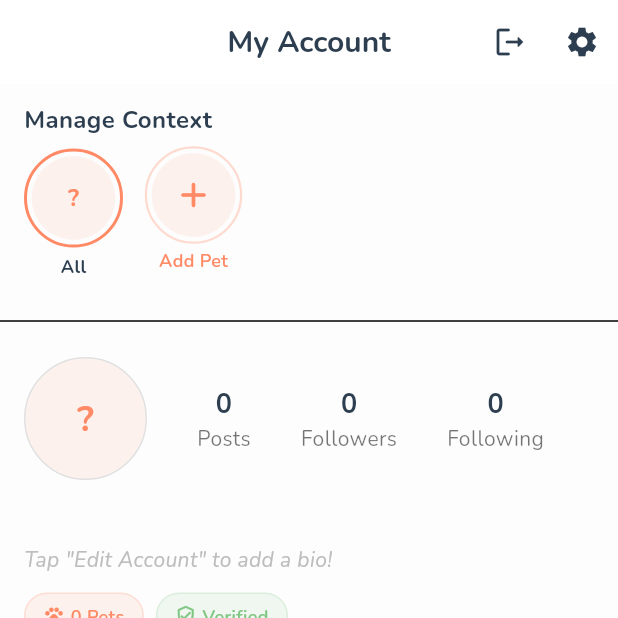
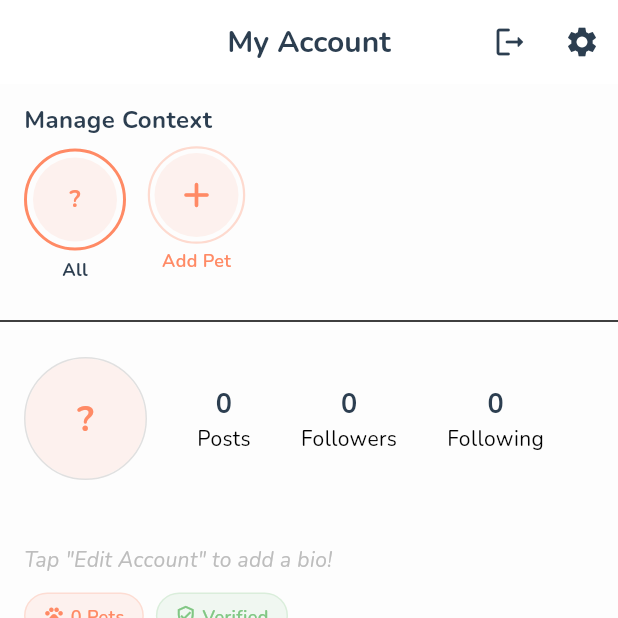
Before and after one commit to CodeStorm-Hub/petsphere, a Flutter app: the screen it shows once a user with an empty profile is signed in, item 5 of the bottom bar chosen, on a phone screen of 412 x 824 dp, the top half of it. Run offline on Flutter 3.47's test engine with Material 3 defaults, Android fonts, the phone set to English and light mode, and no system bars; our stand-ins replace flutter_riverpod, go_router, google_fonts, image_picker, supabase_flutter; accounts and stored records are empty.

Commit message:
fix: align avatar styling and theme-safe text colors
Co-authored-by: syed-reza98 <71028588+syed-reza98@users.noreply.github.com>

```diff
--- a/lib/views/create_post_screen.dart
+++ b/lib/views/create_post_screen.dart
@@ -2,9 +2,9 @@ import 'dart:io';
 import 'package:flutter/material.dart';
 import 'package:flutter_riverpod/flutter_riverpod.dart';
 import 'package:go_router/go_router.dart';
-import '../models/pet_model.dart';
 import '../controllers/feed_controller.dart';
 import '../controllers/pet_controller.dart';
+import '../models/pet_model.dart';
 import '../utils/image_upload_helper.dart';
 import '../utils/supabase_config.dart';
 
@@ -436,7 +436,7 @@ class _AuthorAvatar extends StatelessWidget {
                 color: isSelected
                     ? Theme.of(context).colorScheme.primary
                     : Colors.transparent,
-                width: 3,
+                width: 2,
               ),
             ),
             child: CircleAvatar(
--- a/lib/views/pet_profile_screen.dart
+++ b/lib/views/pet_profile_screen.dart
@@ -1471,7 +1471,7 @@ class _OwnerCarouselAvatar extends StatelessWidget {
       child: Column(
         children: [
           Container(
-            padding: const EdgeInsets.all(3),
+            padding: const EdgeInsets.all(4),
             decoration: BoxDecoration(
               shape: BoxShape.circle,
               border: Border.all(
@@ -1589,7 +1589,11 @@ class _StatColumn extends StatelessWidget {
       mainAxisSize: MainAxisSize.min,
       children: [
         Text(value, style: const TextStyle(fontWeight: FontWeight.bold, fontSize: 18)),
-        Text(label, style: const TextStyle(color: Colors.black54)),
+        Text(
+          label,
+          style:
+              TextStyle(color: Theme.of(context).colorScheme.onSurfaceVariant),
+        ),
       ],
     );
   }
```
